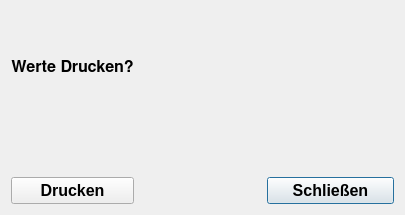
The window that src/gui/dialogs/game/savedialog.ui (hrafnass/ANTv2) describes before a commit, drawn with Qt 5.
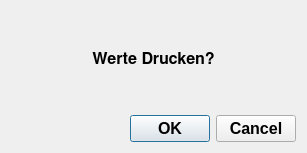
The same window after the commit.

What changed in the file:
```diff
--- a/src/gui/dialogs/game/savedialog.ui
+++ b/src/gui/dialogs/game/savedialog.ui
@@ -6,8 +6,8 @@
    <rect>
     <x>0</x>
     <y>0</y>
-    <width>405</width>
-    <height>215</height>
+    <width>307</width>
+    <height>153</height>
    </rect>
   </property>
   <property name="font">
@@ -21,8 +21,8 @@
   <property name="windowTitle">
    <string>Save?</string>
   </property>
-  <layout class="QGridLayout" name="gridLayout">
-   <item row="2" column="0">
+  <layout class="QVBoxLayout" name="verticalLayout">
+   <item>
     <spacer name="verticalSpacer_2">
      <property name="orientation">
       <enum>Qt::Vertical</enum>
@@ -35,20 +35,7 @@
      </property>
     </spacer>
    </item>
-   <item row="0" column="0">
-    <spacer name="verticalSpacer">
-     <property name="orientation">
-      <enum>Qt::Vertical</enum>
-     </property>
-     <property name="sizeHint" stdset="0">
-      <size>
-       <width>20</width>
-       <height>40</height>
-      </size>
-     </property>
-    </spacer>
-   </item>
-   <item row="1" column="0">
+   <item>
     <widget class="QLabel" name="label">
      <property name="font">
       <font>
@@ -64,8 +51,8 @@
      </property>
     </widget>
    </item>
-   <item row="3" column="0">
-    <spacer name="verticalSpacer_3">
+   <item>
+    <spacer name="verticalSpacer">
      <property name="orientation">
       <enum>Qt::Vertical</enum>
      </property>
@@ -77,85 +64,13 @@
      </property>
     </spacer>
    </item>
-   <item row="4" column="2">
-    <widget class="QPushButton" name="pushButtonClose">
-     <property name="text">
-      <string>Schließen</string>
+   <item>
+    <widget class="QDialogButtonBox" name="buttonBox">
+     <property name="standardButtons">
+      <set>QDialogButtonBox::Cancel|QDialogButtonBox::Ok</set>
      </property>
     </widget>
    </item>
-   <item row="1" column="1">
-    <spacer name="horizontalSpacer_2">
-     <property name="orientation">
-      <enum>Qt::Horizontal</enum>
-     </property>
-     <property name="sizeHint" stdset="0">
-      <size>
-       <width>40</width>
-       <height>20</height>
-      </size>
-     </property>
-    </spacer>
-   </item>
-   <item row="4" column="0">
-    <widget class="QPushButton" name="pushButtonPrint">
-     <property name="text">
-      <string>Drucken</string>
-     </property>
-    </widget>
-   </item>
-   <item row="4" column="1">
-    <spacer name="horizontalSpacer">
-     <property name="orientation">
-      <enum>Qt::Horizontal</enum>
-     </property>
-     <property name="sizeHint" stdset="0">
-      <size>
-       <width>40</width>
-       <height>20</height>
-      </size>
-     </property>
-    </spacer>
-   </item>
-   <item row="2" column="2">
-    <spacer name="verticalSpacer_4">
-     <property name="orientation">
-      <enum>Qt::Vertical</enum>
-     </property>
-     <property name="sizeHint" stdset="0">
-      <size>
-       <width>20</width>
-       <height>40</height>
-      </size>
-     </property>
-    </spacer>
-   </item>
-   <item row="3" column="2">
-    <spacer name="verticalSpacer_5">
-     <property name="orientation">
-      <enum>Qt::Vertical</enum>
-     </property>
-     <property name="sizeHint" stdset="0">
-      <size>
-       <width>20</width>
-       <height>40</height>
-      </size>
-     </property>
-    </spacer>
-   </item>
-   <item row="1" column="2">
-    <spacer name="horizontalSpacer_3">
-     <property name="orientation">
-      <enum>Qt::Horizontal</enum>
-     </property>
-     <property name="sizeHint" stdset="0">
-      <size>
-       <width>40</width>
-       <height>20</height>
-      </size>
-     </property>
-    </spacer>
-   </item>
   </layout>
  </widget>
  <resources/>
```
Left out of the diff: 12 changed lines with no effect on the pictures.
